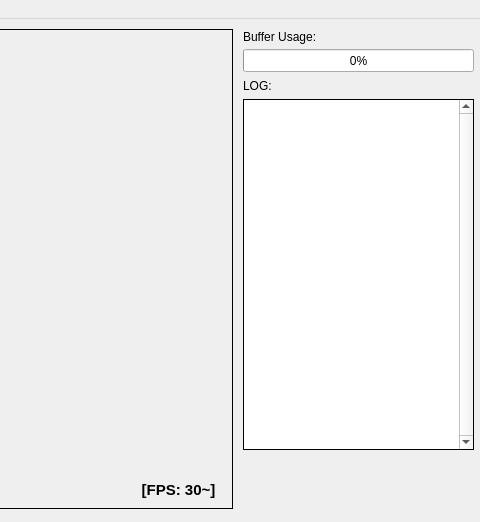
First picture: the form in src/mainwindow.ui, repository langelog/untitled, before the edit; both pictures show x 417 to 897 and y 0 to 522 of the 897 by 522 pixel window.
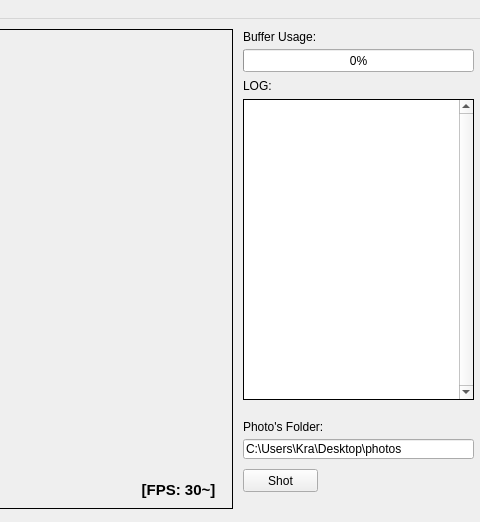
Second picture: the form after the edit.

Commit message: Image Processor class with function has been created. Capability of take photos with auto-number-index added. future implementation: add information of object position for [future] machine training

Diff of the .ui file:
```diff
--- a/src/mainwindow.ui
+++ b/src/mainwindow.ui
@@ -90,7 +90,7 @@
       <x>660</x>
       <y>80</y>
       <width>231</width>
-      <height>351</height>
+      <height>301</height>
      </rect>
     </property>
     <property name="frameShape">
@@ -126,6 +126,45 @@
      <set>Qt::AlignCenter</set>
     </property>
    </widget>
+   <widget class="QLabel" name="label_4">
+    <property name="geometry">
+     <rect>
+      <x>660</x>
+      <y>400</y>
+      <width>81</width>
+      <height>16</height>
+     </rect>
+    </property>
+    <property name="text">
+     <string>Photo's Folder:</string>
+    </property>
+   </widget>
+   <widget class="QLineEdit" name="line_pathPhotos">
+    <property name="geometry">
+     <rect>
+      <x>660</x>
+      <y>420</y>
+      <width>231</width>
+      <height>20</height>
+     </rect>
+    </property>
+    <property name="text">
+     <string>C:\Users\Kra\Desktop\photos</string>
+    </property>
+   </widget>
+   <widget class="QPushButton" name="pushButton">
+    <property name="geometry">
+     <rect>
+      <x>660</x>
+      <y>450</y>
+      <width>75</width>
+      <height>23</height>
+     </rect>
+    </property>
+    <property name="text">
+     <string>Shot</string>
+    </property>
+   </widget>
   </widget>
   <widget class="QMenuBar" name="menuBar">
    <property name="geometry">
```
The commit also changes 8 other files.
